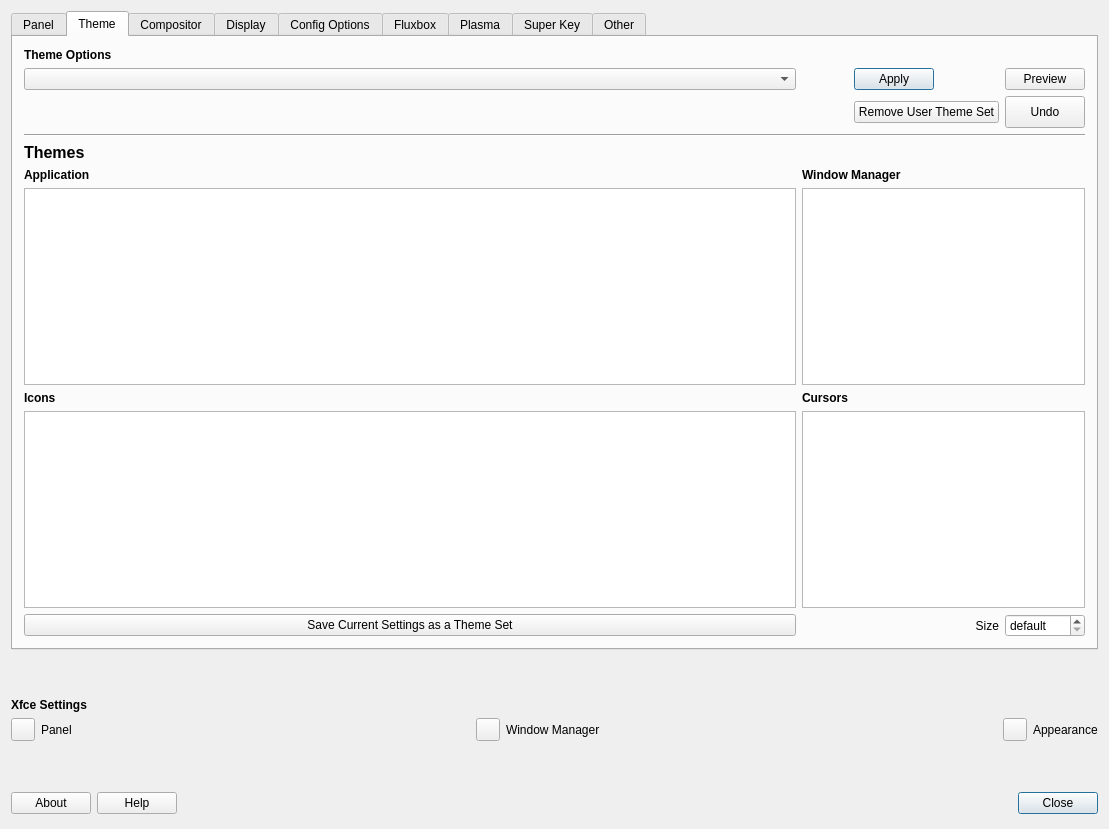
The window that defaultlook.ui (MX-Linux/mx-tweak) describes before a commit, drawn with Qt 5.
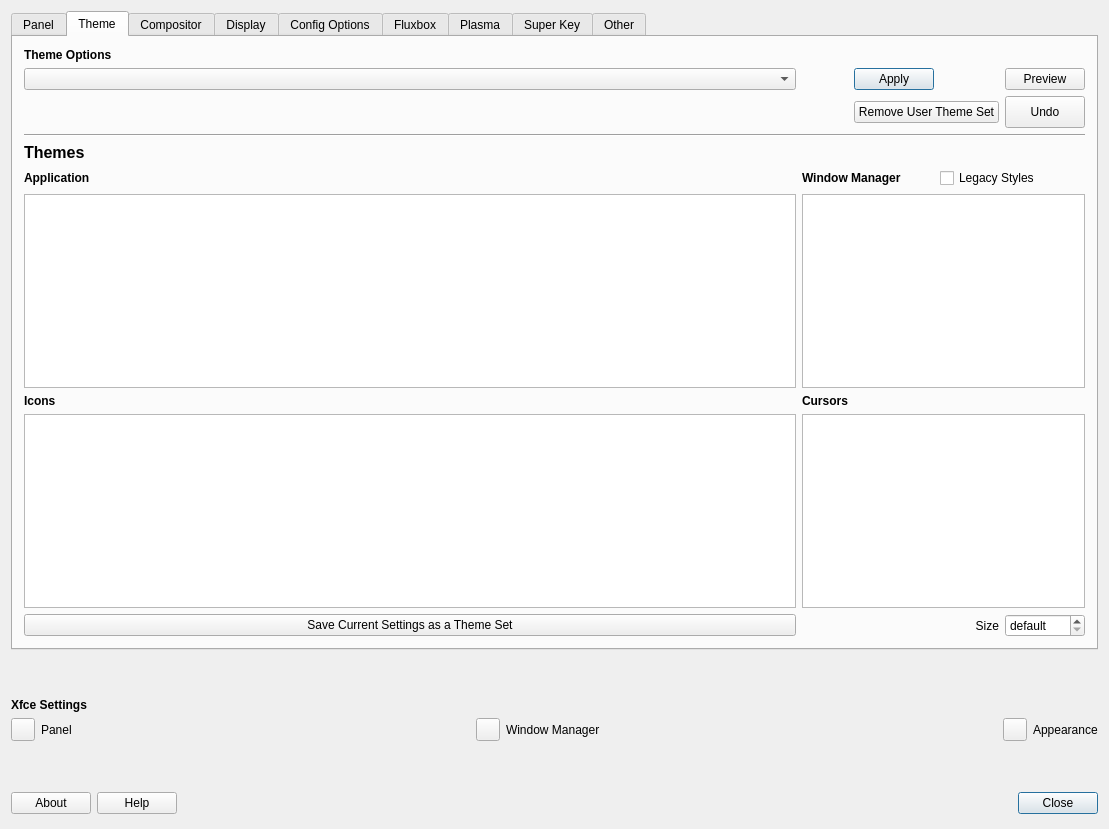
The same window after the commit. The open tabs and pages were chosen to show the change. Icons and pictures are not drawn.

Commit message: add legacy styles toggle to fluxbox

```diff
--- a/defaultlook.ui
+++ b/defaultlook.ui
@@ -727,6 +727,13 @@
            </property>
           </widget>
          </item>
+         <item row="5" column="3" colspan="2">
+          <widget class="QCheckBox" name="checkBoxFluxboxLegacyStyles">
+           <property name="text">
+            <string>Legacy Styles</string>
+           </property>
+          </widget>
+         </item>
         </layout>
        </item>
       </layout>
```
Left out of the diff: 2 changed lines with no effect on the pictures. The commit also changes 2 other files.
